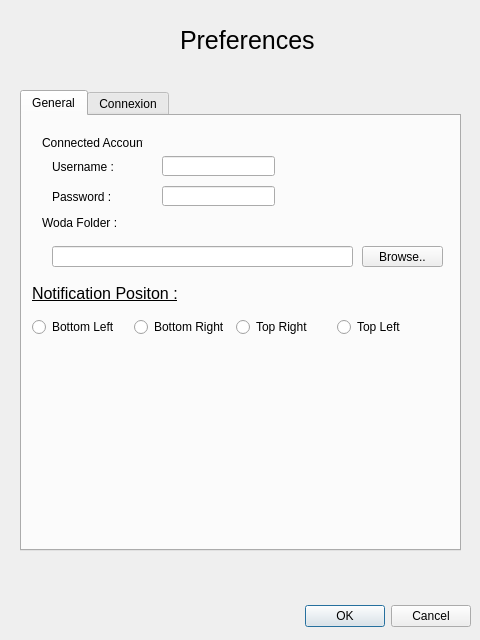
The window that resources/Preferences.ui (woda/desktop) describes before a commit, drawn with Qt 5.
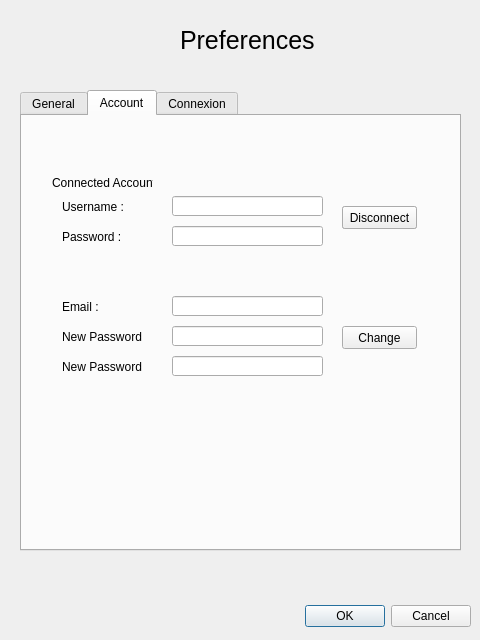
The same window after the commit.

Commit message: add CRUD Account

```diff
--- a/resources/Preferences.ui
+++ b/resources/Preferences.ui
@@ -42,74 +42,12 @@
     </rect>
    </property>
    <property name="currentIndex">
-    <number>0</number>
+    <number>1</number>
    </property>
    <widget class="QWidget" name="General">
     <attribute name="title">
      <string>General</string>
     </attribute>
-    <widget class="QLineEdit" name="username">
-     <property name="geometry">
-      <rect>
-       <x>140</x>
-       <y>40</y>
-       <width>113</width>
-       <height>20</height>
-      </rect>
-     </property>
-    </widget>
-    <widget class="QLabel" name="username_label">
-     <property name="geometry">
-      <rect>
-       <x>30</x>
-       <y>40</y>
-       <width>81</width>
-       <height>21</height>
-      </rect>
-     </property>
-     <property name="text">
-      <string>Username :</string>
-     </property>
-    </widget>
-    <widget class="QLabel" name="label_2">
-     <property name="geometry">
-      <rect>
-       <x>20</x>
-       <y>20</y>
-       <width>101</width>
-       <height>13</height>
-      </rect>
-     </property>
-     <property name="text">
-      <string>Connected Account :</string>
-     </property>
-    </widget>
-    <widget class="QLineEdit" name="password">
-     <property name="geometry">
-      <rect>
-       <x>140</x>
-       <y>70</y>
-       <width>113</width>
-       <height>20</height>
-      </rect>
-     </property>
-     <property name="echoMode">
-      <enum>QLineEdit::Password</enum>
-     </property>
-    </widget>
-    <widget class="QLabel" name="password_label">
-     <property name="geometry">
-      <rect>
-       <x>30</x>
-       <y>70</y>
-       <width>81</width>
-       <height>21</height>
-      </rect>
-     </property>
-     <property name="text">
-      <string>Password :</string>
-     </property>
-    </widget>
     <widget class="QLabel" name="WodaFolder_label">
      <property name="geometry">
       <rect>
@@ -206,6 +144,223 @@
      </layout>
     </widget>
    </widget>
+   <widget class="QWidget" name="Account">
+    <attribute name="title">
+     <string>Account</string>
+    </attribute>
+    <widget class="QLabel" name="labelUsername">
+     <property name="geometry">
+      <rect>
+       <x>40</x>
+       <y>80</y>
+       <width>81</width>
+       <height>21</height>
+      </rect>
+     </property>
+     <property name="text">
+      <string>Username :</string>
+     </property>
+    </widget>
+    <widget class="QLineEdit" name="lineEditLogin">
+     <property name="geometry">
+      <rect>
+       <x>150</x>
+       <y>80</y>
+       <width>151</width>
+       <height>20</height>
+      </rect>
+     </property>
+    </widget>
+    <widget class="QLabel" name="labelPassword">
+     <property name="geometry">
+      <rect>
+       <x>40</x>
+       <y>110</y>
+       <width>81</width>
+       <height>21</height>
+      </rect>
+     </property>
+     <property name="text">
+      <string>Password :</string>
+     </property>
+    </widget>
+    <widget class="QLabel" name="label_2">
+     <property name="geometry">
+      <rect>
+       <x>30</x>
+       <y>60</y>
+       <width>101</width>
+       <height>13</height>
+      </rect>
+     </property>
+     <property name="text">
+      <string>Connected Account :</string>
+     </property>
+    </widget>
+    <widget class="QLineEdit" name="lineEditPassword">
+     <property name="geometry">
+      <rect>
+       <x>150</x>
+       <y>110</y>
+       <width>151</width>
+       <height>20</height>
+      </rect>
+     </property>
+     <property name="echoMode">
+      <enum>QLineEdit::Password</enum>
+     </property>
+    </widget>
+    <widget class="QPushButton" name="buttonConnect">
+     <property name="geometry">
+      <rect>
+       <x>320</x>
+       <y>90</y>
+       <width>75</width>
+       <height>23</height>
+      </rect>
+     </property>
+     <property name="text">
+      <string>Connect</string>
+     </property>
+    </widget>
+    <widget class="QLabel" name="labelError">
+     <property name="geometry">
+      <rect>
+       <x>40</x>
+       <y>20</y>
+       <width>361</width>
+       <height>31</height>
+      </rect>
+     </property>
+     <property name="styleSheet">
+      <string notr="true">color: rgb(147, 67, 115);
+font: 12pt;
+qproperty-alignment: AlignCenter;</string>
+     </property>
+     <property name="text">
+      <string/>
+     </property>
+    </widget>
+    <widget class="QLineEdit" name="lineEditNewPassword">
+     <property name="geometry">
+      <rect>
+       <x>150</x>
+       <y>210</y>
+       <width>151</width>
+       <height>20</height>
+      </rect>
+     </property>
+     <property name="echoMode">
+      <enum>QLineEdit::Password</enum>
+     </property>
+    </widget>
+    <widget class="QLabel" name="labelEmail">
+     <property name="geometry">
+      <rect>
+       <x>40</x>
+       <y>180</y>
+       <width>81</width>
+       <height>21</height>
+      </rect>
+     </property>
+     <property name="text">
+      <string>Email :</string>
+     </property>
+    </widget>
+    <widget class="QLabel" name="labelNewPassword">
+     <property name="geometry">
+      <rect>
+       <x>40</x>
+       <y>210</y>
+       <width>81</width>
+       <height>21</height>
+      </rect>
+     </property>
+     <property name="text">
+      <string>New Password :</string>
+     </property>
+    </widget>
+    <widget class="QLineEdit" name="lineEditEmail">
+     <property name="geometry">
+      <rect>
+       <x>150</x>
+       <y>180</y>
+       <width>151</width>
+       <height>20</height>
+      </rect>
+     </property>
+    </widget>
+    <widget class="QLineEdit" name="lineEditConfirmPassword">
+     <property name="geometry">
+      <rect>
+       <x>150</x>
+       <y>240</y>
+       <width>151</width>
+       <height>20</height>
+      </rect>
+     </property>
+     <property name="echoMode">
+      <enum>QLineEdit::Password</enum>
+     </property>
+    </widget>
+    <widget class="QLabel" name="labelConfirmPassword">
+     <property name="geometry">
+      <rect>
+       <x>40</x>
+       <y>240</y>
+       <width>81</width>
+       <height>21</height>
+      </rect>
+     </property>
+     <property name="text">
+      <string>New Password :</string>
+     </property>
+    </widget>
+    <widget class="QPushButton" name="buttonChange">
+     <property name="geometry">
+      <rect>
+       <x>320</x>
+       <y>210</y>
+       <width>75</width>
+       <height>23</height>
+      </rect>
+     </property>
+     <property name="text">
+      <string>Change</string>
+     </property>
+    </widget>
+    <widget class="QLabel" name="labelHello">
+     <property name="geometry">
+      <rect>
+       <x>30</x>
+       <y>140</y>
+       <width>361</width>
+       <height>31</height>
+      </rect>
+     </property>
+     <property name="styleSheet">
+      <string notr="true">color: rgb(147, 67, 115);
+font: 12pt;
+qproperty-alignment: AlignCenter;</string>
+     </property>
+     <property name="text">
+      <string/>
+     </property>
+    </widget>
+    <widget class="QPushButton" name="buttonDisconnect">
+     <property name="geometry">
+      <rect>
+       <x>320</x>
+       <y>90</y>
+       <width>75</width>
+       <height>23</height>
+      </rect>
+     </property>
+     <property name="text">
+      <string>Disconnect</string>
+     </property>
+    </widget>
+   </widget>
    <widget class="QWidget" name="Connexion">
     <attribute name="title">
      <string>Connexion</string>
```
Left out of the diff: 85 changed lines with no effect on the pictures. The commit also changes 15 other files.
